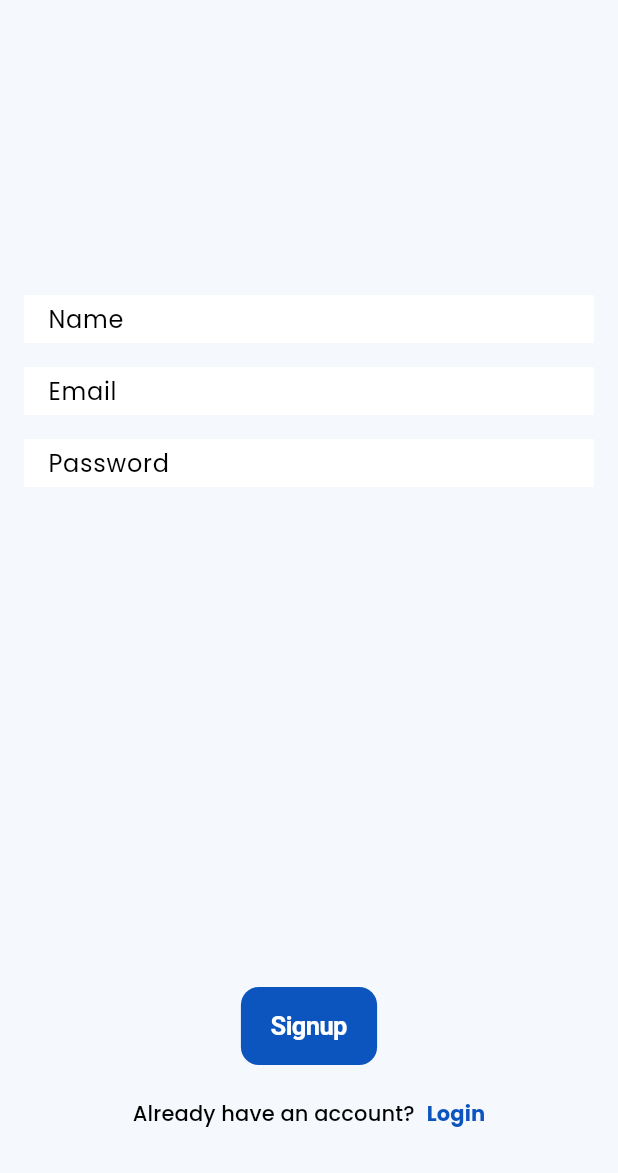
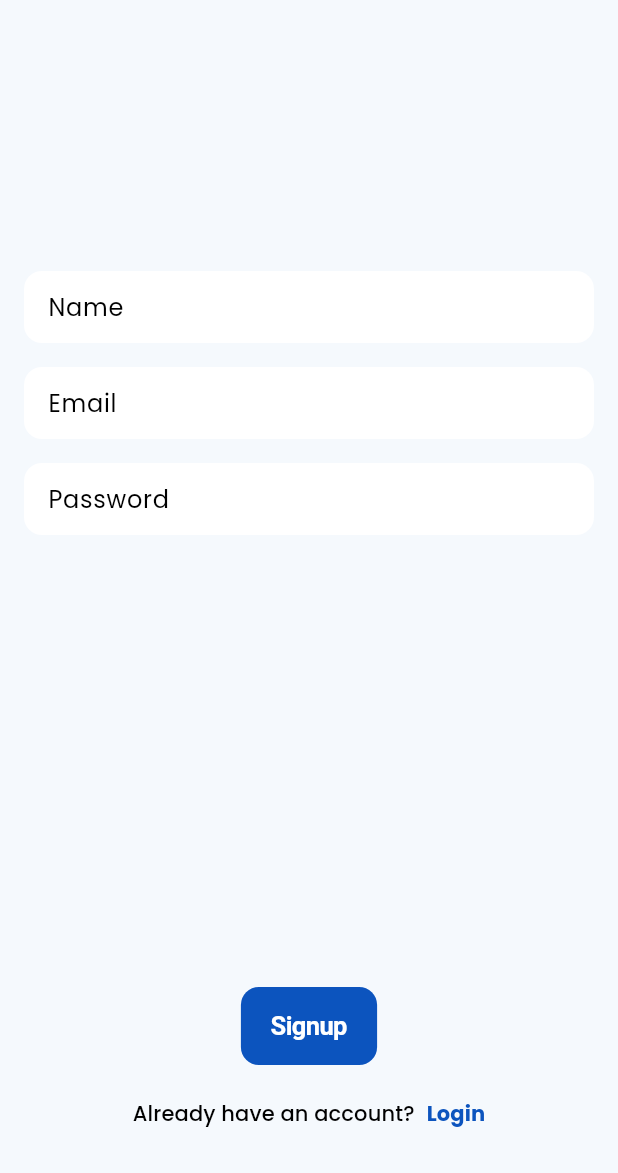
Before and after one commit to plokmij/e_store_pr, a Flutter app: the screen it shows after launch, on a phone screen of 412 x 824 dp, the part 63-1236 px from its top. Run offline on Flutter 3.47's test engine with Material 3 defaults, Android fonts, the phone set to English and light mode, and no system bars; our stand-ins replace cloud_firestore, email_validator, firebase_auth, firebase_core, google_fonts; accounts and stored records are empty.

Commit message:
fix: rounded input borders

```diff
--- a/lib/core/styles/theme.dart
+++ b/lib/core/styles/theme.dart
@@ -15,7 +15,10 @@ class AppTheme {
       filled: true,
       fillColor: Colors.white,
       isDense: true,
-      border: InputBorder.none,
+      border: OutlineInputBorder(
+        borderRadius: BorderRadius.all(Radius.circular(12.0)),
+        borderSide: BorderSide.none,
+      ),
       hintStyle: TextStyle(
         color: Colors.black,
       ),
```
